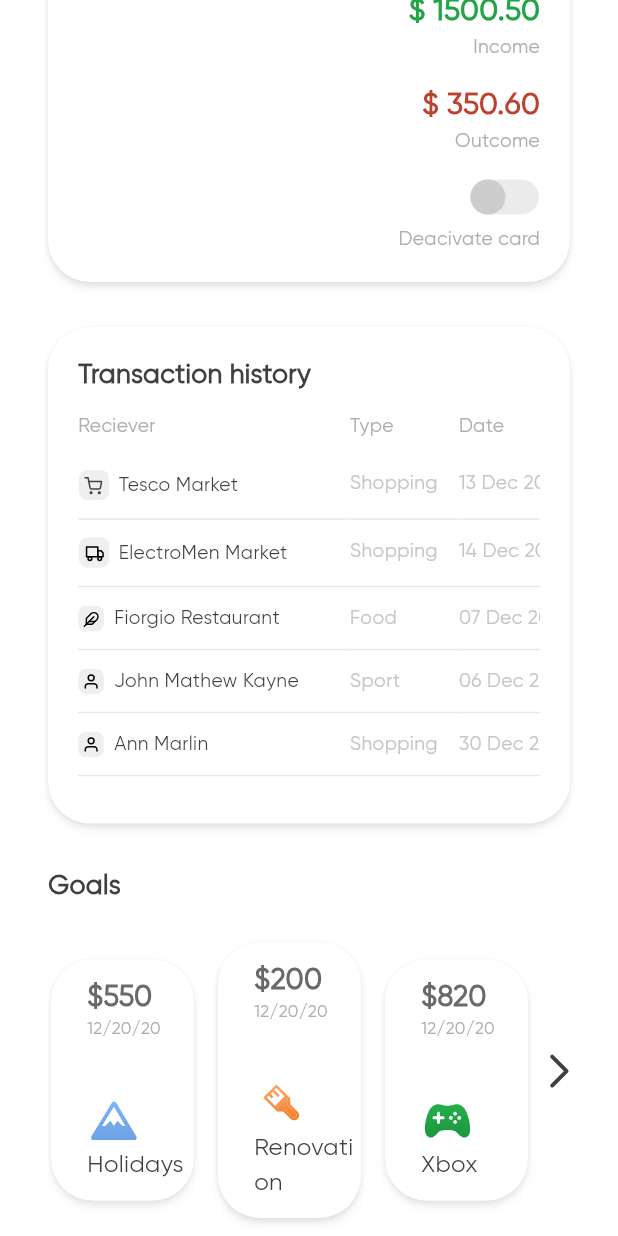
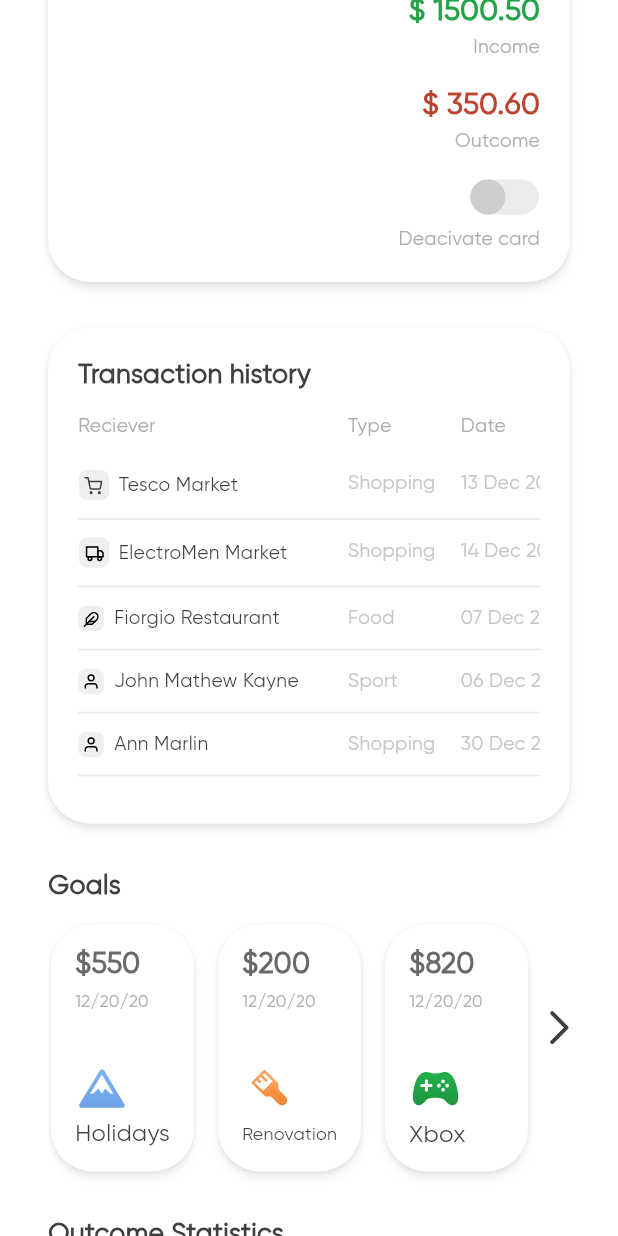
Before and after one commit to amirrrra/Financial-Dashboard, a Flutter app: the screen it shows after launch, scrolled down 576 dp, on a phone screen of 412 x 824 dp. Run offline on Flutter 3.47's test engine with Material 3 defaults, Android fonts, the phone set to English and light mode, and no system bars; drawn by our look-alikes of expandable_page_view; our stand-ins replace flutter_svg.

Commit message:
apply responsiveness and adaptiveness on goals widget

```diff
--- a/lib/widgets/goals_item_widget.dart
+++ b/lib/widgets/goals_item_widget.dart
@@ -1,6 +1,7 @@
 import 'package:financial_dashboard/models/goals_model.dart';
 import 'package:financial_dashboard/utils/app_styles.dart';
 import 'package:financial_dashboard/widgets/custom_container_widget.dart';
+import 'package:financial_dashboard/widgets/custom_fitted_box_widget.dart';
 import 'package:flutter/material.dart';
 import 'package:flutter_svg/svg.dart';
 
@@ -12,34 +13,39 @@ class GoalsItemWidget extends StatelessWidget {
   Widget build(BuildContext context) {
     return CustomContainerWidget(
       child: Padding(
-        padding: EdgeInsets.only(left: 24, top: 12, bottom: 12),
+        padding: const EdgeInsets.symmetric(vertical: 12, horizontal: 16),
         child: Column(
           crossAxisAlignment: CrossAxisAlignment.start,
           children: [
-            Column(
-              crossAxisAlignment: CrossAxisAlignment.start,
-              children: [
-                Text(
+            SizedBox(
+              height: 30,
+              child: CustomFittedBoxWidget(
+                child: Text(
                   '\$${goalsModel.amount}',
                   style: AppStyles.semi24(context),
                 ),
-                Text(
+              ),
+            ),
+            SizedBox(
+              height: 20,
+              child: CustomFittedBoxWidget(
+                child: Text(
                   goalsModel.date,
                   style: AppStyles.regular14(context),
                 ),
-              ],
+              ),
             ),
-            SizedBox(height: 35),
-            Column(
-              crossAxisAlignment: CrossAxisAlignment.start,
-              children: [
-                SvgPicture.asset(goalsModel.image),
-                Text(
+            const SizedBox(height: 30),
+            SvgPicture.asset(goalsModel.image),
+            SizedBox(
+              height: 25,
+              child: CustomFittedBoxWidget(
+                child: Text(
                   goalsModel.title,
                   style: AppStyles.regular20(context),
-                )
-              ],
-            )
+                ),
+              ),
+            ),
           ],
         ),
       ),
--- a/lib/widgets/goals_items_list_widget.dart
+++ b/lib/widgets/goals_items_list_widget.dart
@@ -29,7 +29,7 @@ class GoalsItemsListWidget extends StatelessWidget {
                   padding: const EdgeInsets.only(
                     right: 14,
                     top: 12,
-                    bottom: 45,
+                    bottom: 30,
                     left: 2,
                   ),
                   child: GoalsItemWidget(
--- a/lib/widgets/goals_widget.dart
+++ b/lib/widgets/goals_widget.dart
@@ -24,7 +24,6 @@ class _GoalsWidgetState extends State<GoalsWidget> {
           'Goals',
           style: AppStyles.semi22(context),
         ),
-        const SizedBox(height: 12),
         Row(
           children: [
             Expanded(
--- a/lib/widgets/transaction_item_widget.dart
+++ b/lib/widgets/transaction_item_widget.dart
@@ -12,7 +12,7 @@ class TransactionItemWidget extends StatelessWidget {
     return Table(
       columnWidths: const {
         0: FlexColumnWidth(5.5),
-        1: FlexColumnWidth(2.2),
+        1: FlexColumnWidth(2.3),
         2: FlexColumnWidth(3),
         3: FlexColumnWidth(1.8),
       },
```
